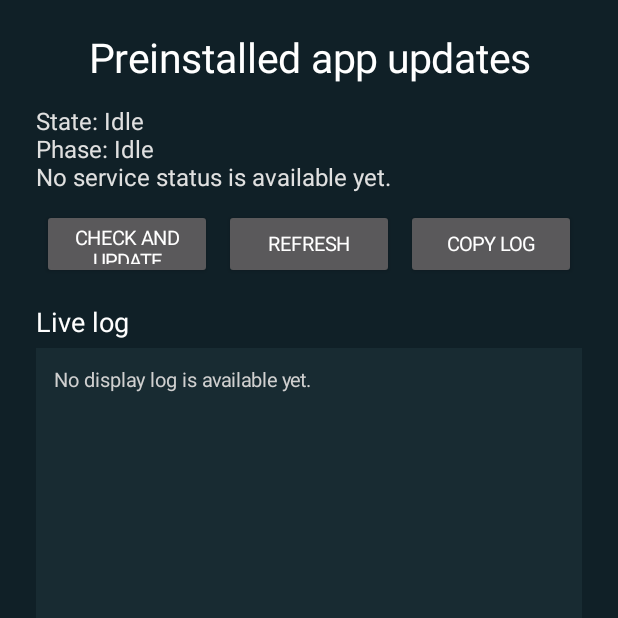
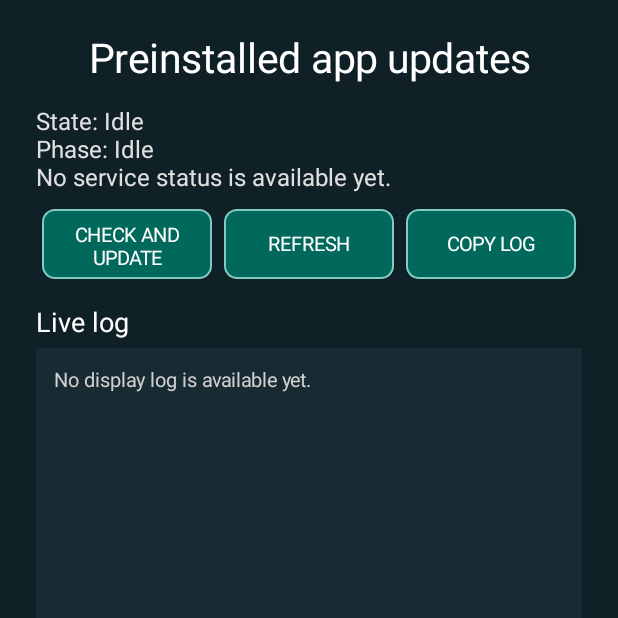
Before and after one commit to daivietpda/apk-server-v2, an Android app: the screen it shows after launch (MainActivity), on a phone screen of 412 x 824 dp, the top half of it. Run offline under Robolectric (Android 15) with nearby library versions, the light colour scheme and no system bars.

Commit message:
Improve PreinstallManager TV focus and log tail

```diff
--- a/android/PreinstallManager/app/build.gradle
+++ b/android/PreinstallManager/app/build.gradle
@@ -9,8 +9,8 @@ android {
         applicationId "com.daivietpda.preinstallmanager"
         minSdk 29
         targetSdk 29
-        versionCode 2
-        versionName "2.1"
+        versionCode 3
+        versionName "2.2"
     }
     signingConfigs {
         release {
--- a/android/PreinstallManager/app/src/main/java/com/daivietpda/preinstallmanager/MainActivity.java
+++ b/android/PreinstallManager/app/src/main/java/com/daivietpda/preinstallmanager/MainActivity.java
@@ -4,6 +4,7 @@ import android.app.Activity;
 import android.content.ClipData;
 import android.content.ClipboardManager;
 import android.content.Context;
+import android.content.res.ColorStateList;
 import android.graphics.Color;
 import android.os.Bundle;
 import android.os.FileObserver;
@@ -35,6 +36,7 @@ public final class MainActivity extends Activity {
     private final Handler mainHandler = new Handler(Looper.getMainLooper());
     private TextView statusView;
     private TextView logView;
+    private ScrollView logScrollView;
     private Button runButton;
     private File runtimeDirectory;
     private FileObserver observer;
@@ -93,7 +95,10 @@ public final class MainActivity extends Activity {
         buttons.setOrientation(LinearLayout.HORIZONTAL);
         runButton = button(getString(R.string.run_update), v -> triggerUpdate());
         buttons.addView(runButton, buttonParams());
-        Button refresh = button(getString(R.string.refresh_status), v -> refreshStatus());
+        Button refresh = button(getString(R.string.refresh_status), v -> {
+            refreshStatus();
+            scrollLogToBottom();
+        });
         buttons.addView(refresh, buttonParams());
         Button copy = button(getString(R.string.copy_log), v -> copyLog());
         buttons.addView(copy, buttonParams());
@@ -104,13 +109,13 @@ public final class MainActivity extends Activity {
         logTitleParams.setMargins(0, 24, 0, 8);
         root.addView(logTitle, logTitleParams);
 
-        ScrollView scroll = new ScrollView(this);
-        scroll.setFillViewport(true);
+        logScrollView = new ScrollView(this);
+        logScrollView.setFillViewport(true);
         logView = text("", 13, 0xffd0d0d0);
         logView.setPadding(18, 18, 18, 18);
         logView.setBackgroundColor(0xff182b32);
-        scroll.addView(logView, new ScrollView.LayoutParams(-1, -2));
-        root.addView(scroll, new LinearLayout.LayoutParams(-1, 0, 1f));
+        logScrollView.addView(logView, new ScrollView.LayoutParams(-1, -2));
+        root.addView(logScrollView, new LinearLayout.LayoutParams(-1, 0, 1f));
         return root;
     }
 
@@ -126,6 +131,15 @@ public final class MainActivity extends Activity {
         Button view = new Button(this);
         view.setText(label);
         view.setTextSize(13);
+        view.setBackgroundResource(R.drawable.tv_button_background);
+        view.setBackgroundTintList(null);
+        view.setTextColor(new ColorStateList(
+                new int[][] {
+                        new int[] { android.R.attr.state_focused },
+                        new int[] { android.R.attr.state_pressed },
+                        new int[] {}
+                },
+                new int[] { Color.BLACK, Color.BLACK, Color.WHITE }));
         view.setOnClickListener(listener);
         view.setOnFocusChangeListener((focused, hasFocus) -> {
             focused.setScaleX(hasFocus ? 1.05f : 1f);
@@ -226,6 +240,19 @@ public final class MainActivity extends Activity {
         statusView.setText(getString(R.string.status_summary, localizeState(item.state), localizePhase(item.phase),
                 packageLine, releaseLine, localizeMessage(item.message)));
         logView.setText(item.log.isEmpty() ? getString(R.string.no_log) : item.log);
+        scrollLogToBottom();
+    }
+
+    /**
+     * Wait until the updated TextView has been measured, then show its tail.
+     * scrollTo() deliberately preserves DPAD focus on the current action button.
+     */
+    private void scrollLogToBottom() {
+        if (logScrollView == null || logView == null) return;
+        logScrollView.post(() -> {
+            int bottom = Math.max(0, logView.getHeight() - logScrollView.getHeight());
+            logScrollView.scrollTo(0, bottom);
+        });
     }
 
     private String localizeState(String value) {
--- /dev/null
+++ b/android/PreinstallManager/app/src/main/res/drawable/tv_button_background.xml
@@ -0,0 +1,27 @@
+<?xml version="1.0" encoding="utf-8"?>
+<selector xmlns:android="http://schemas.android.com/apk/res/android">
+    <item android:state_focused="true">
+        <shape android:shape="rectangle">
+            <corners android:radius="8dp" />
+            <solid android:color="#FFFFFF" />
+            <stroke android:width="2dp" android:color="#00BFA5" />
+            <padding android:left="12dp" android:top="8dp" android:right="12dp" android:bottom="8dp" />
+        </shape>
+    </item>
+    <item android:state_pressed="true">
+        <shape android:shape="rectangle">
+            <corners android:radius="8dp" />
+            <solid android:color="#FFFFFF" />
+            <stroke android:width="2dp" android:color="#00BFA5" />
+            <padding android:left="12dp" android:top="8dp" android:right="12dp" android:bottom="8dp" />
+        </shape>
+    </item>
+    <item>
+        <shape android:shape="rectangle">
+            <corners android:radius="8dp" />
+            <solid android:color="#00695C" />
+            <stroke android:width="1dp" android:color="#80CBC4" />
+            <padding android:left="12dp" android:top="8dp" android:right="12dp" android:bottom="8dp" />
+        </shape>
+    </item>
+</selector>
```
